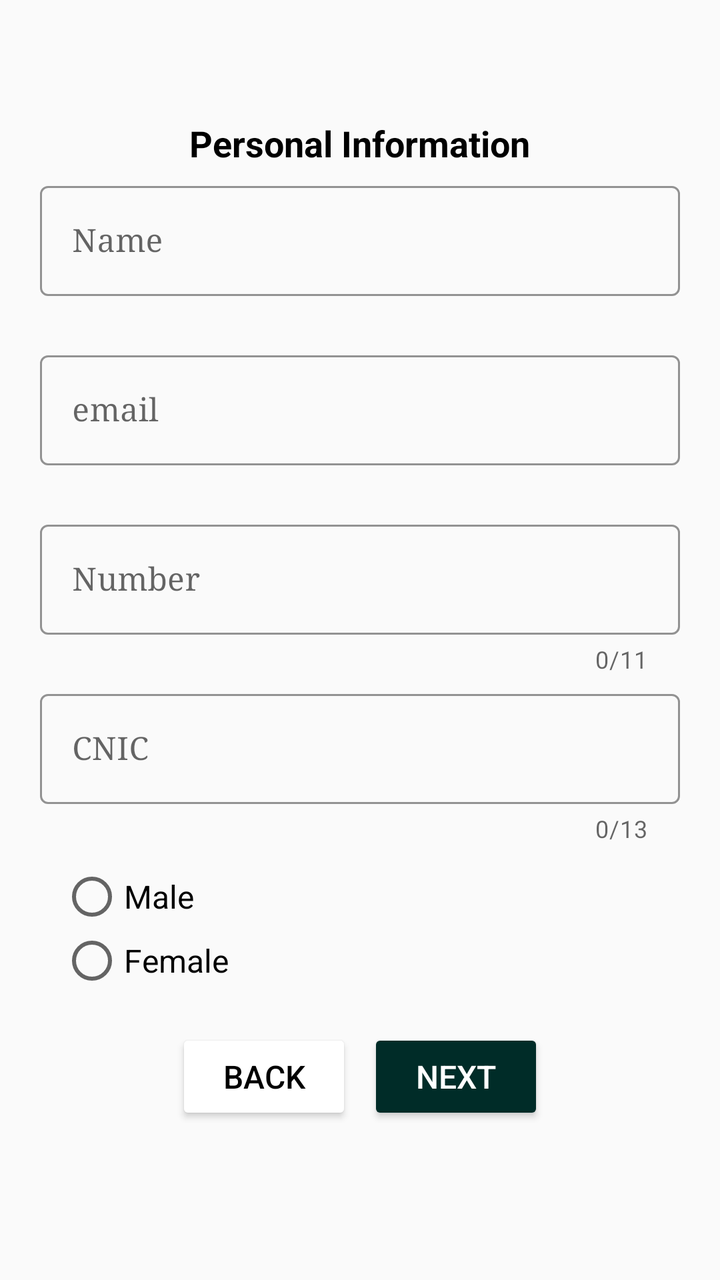
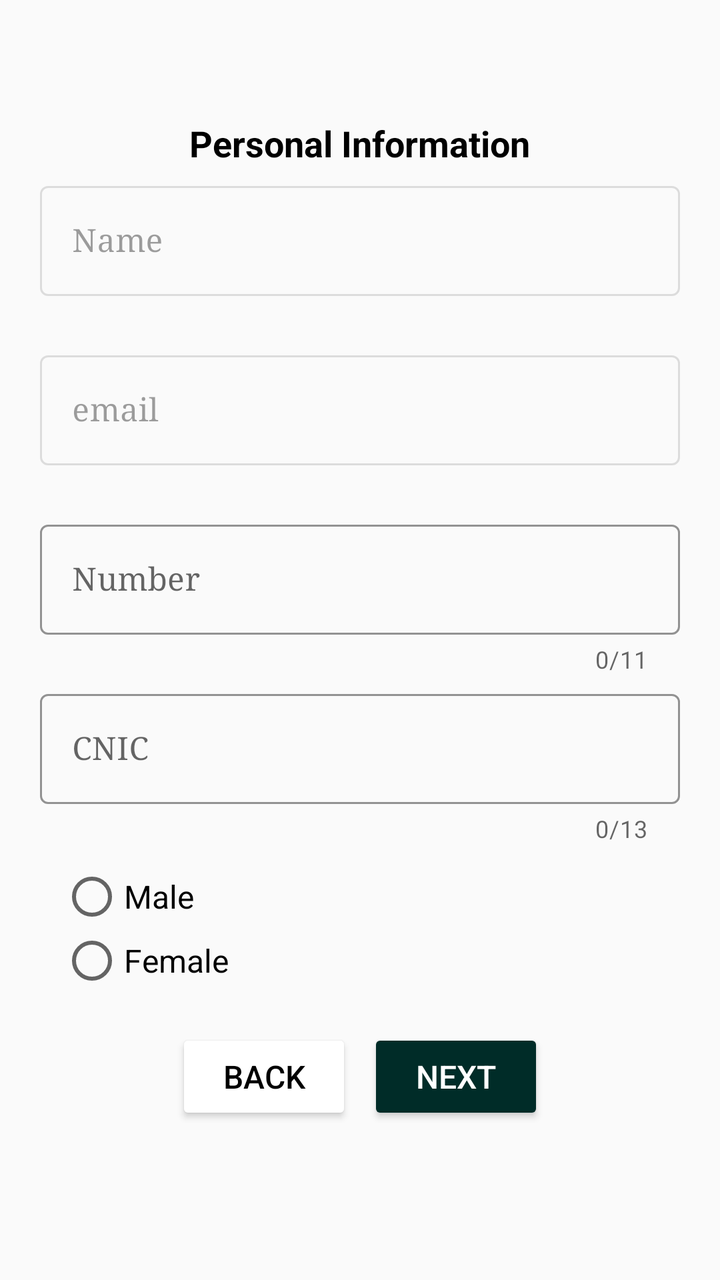

Before-and-after screenshots of an Android layout around one commit, followed by the original layout XML and the change that was made.
<!-- AndroidManifest.xml: application theme Theme.LawAdvat -->
<!-- res/layout/fragment_first.xml -->
<?xml version="1.0" encoding="utf-8"?>
<androidx.appcompat.widget.LinearLayoutCompat xmlns:android="http://schemas.android.com/apk/res/android"
    xmlns:app="http://schemas.android.com/apk/res-auto"
    xmlns:tools="http://schemas.android.com/tools"
    android:layout_width="match_parent"
    android:layout_height="match_parent"
    tools:context=".ui.become.FirstFragment">

    <ScrollView
        android:layout_width="match_parent"
        android:layout_height="match_parent">
        <LinearLayout
            android:layout_width="match_parent"
            android:layout_height="wrap_content"
            android:layout_margin="10dp"
            android:elevation="5dp"
            android:orientation="vertical"
            android:padding="10dp"
            android:layout_gravity="center"
            tools:ignore="MissingConstraints">

            <TextView
                android:layout_width="wrap_content"
                android:layout_height="wrap_content"
                android:layout_gravity="center"
                android:text="Personal Information"
                android:textColor="@color/black"
                android:textSize="18sp"
                android:textStyle="bold" />

            <com.google.android.material.textfield.TextInputLayout
                android:id="@+id/layout_name"
                android:layout_width="match_parent"
                android:layout_height="match_parent"
                android:layout_marginTop="04dp"
                app:errorEnabled="true"
                style="@style/Widget.MaterialComponents.TextInputLayout.OutlinedBox"
                app:hintTextColor="@color/teal_700"
                app:boxStrokeColor="@color/teal_700"
                tools:ignore="UnusedAttribute">

                <com.google.android.material.textfield.TextInputEditText
                    android:id="@+id/item_name"
                    android:layout_width="match_parent"
                    android:layout_height="wrap_content"
                    android:hint="Name"
                    android:inputType="text"
                    tools:ignore="HardcodedText" />
            </com.google.android.material.textfield.TextInputLayout>

            <com.google.android.material.textfield.TextInputLayout
                android:id="@+id/layout_email"
                android:layout_width="match_parent"
                android:layout_height="match_parent"
                android:layout_marginTop="04dp"
                app:errorEnabled="true"
                style="@style/Widget.MaterialComponents.TextInputLayout.OutlinedBox"
                app:hintTextColor="@color/teal_700"
                app:boxStrokeColor="@color/teal_700"
                tools:ignore="UnusedAttribute">

                <com.google.android.material.textfield.TextInputEditText
                    android:id="@+id/item_email"
                    android:layout_width="match_parent"
                    android:layout_height="wrap_content"
                    android:hint="email"
                    android:inputType="text" />
            </com.google.android.material.textfield.TextInputLayout>

            <com.google.android.material.textfield.TextInputLayout
                android:id="@+id/layout_number"
                android:layout_width="match_parent"
                android:layout_height="match_parent"
                android:layout_marginTop="04dp"
                app:counterEnabled="true"
                app:counterMaxLength="11"
                app:errorEnabled="true"
                style="@style/Widget.MaterialComponents.TextInputLayout.OutlinedBox"
                app:hintTextColor="@color/teal_700"
                app:boxStrokeColor="@color/teal_700"
                tools:ignore="UnusedAttribute">

                <com.google.android.material.textfield.TextInputEditText
                    android:id="@+id/item_number"
                    android:layout_width="match_parent"
                    android:layout_height="wrap_content"
                    android:hint="Number"
                    android:inputType="numberDecimal" />
            </com.google.android.material.textfield.TextInputLayout>

            <com.google.android.material.textfield.TextInputLayout
                android:id="@+id/cnic_layout"
                android:layout_width="match_parent"
                android:layout_height="match_parent"
                android:layout_marginTop="04dp"
                app:counterEnabled="true"
                app:counterMaxLength="13"
                app:errorEnabled="true"
                style="@style/Widget.MaterialComponents.TextInputLayout.OutlinedBox"
                app:hintTextColor="@color/teal_700"
                app:boxStrokeColor="@color/teal_700"
                tools:ignore="UnusedAttribute">

                <com.google.android.material.textfield.TextInputEditText
                    android:id="@+id/item_cnic"
                    android:layout_width="match_parent"
                    android:layout_height="wrap_content"
                    android:hint="CNIC"
                    android:inputType="numberDecimal" />
            </com.google.android.material.textfield.TextInputLayout>

            <RadioGroup
                android:id="@+id/radio_group"
                android:layout_width="wrap_content"
                android:layout_height="wrap_content"
                android:padding="10dp">

                <RadioButton
                    android:id="@+id/male"
                    android:layout_width="wrap_content"
                    android:layout_height="wrap_content"
                    android:text="Male" />

                <RadioButton
                    android:id="@+id/female"
                    android:layout_width="wrap_content"
                    android:layout_height="wrap_content"
                    android:text="Female"
                    />

            </RadioGroup>

            <LinearLayout
                android:layout_width="wrap_content"
                android:layout_height="wrap_content"
                android:layout_gravity="center"
                android:padding="08dp"
                android:orientation="horizontal">

                <Button
                    android:id="@+id/back_btn"
                    android:layout_width="wrap_content"
                    android:layout_height="wrap_content"
                    android:layout_marginEnd="04dp"
                    android:layout_marginBottom="10dp"
                    android:backgroundTint="@color/white"
                    android:shadowColor="@color/black"
                    android:text="Back"
                    android:textColor="@color/black" />
                <Button
                    android:id="@+id/save_btn"
                    android:layout_marginStart="04dp"
                    android:layout_width="wrap_content"
                    android:layout_height="wrap_content"
                    android:layout_marginBottom="10dp"
                    android:backgroundTint="#002C28"
                    android:text="Next"
                    android:textColor="@color/white"
                     />
            </LinearLayout>
        </LinearLayout>
    </ScrollView>
</androidx.appcompat.widget.LinearLayoutCompat>
<!-- resources referenced by this layout -->
<resources>
  <color name="black">#FF000000</color>
  <color name="teal_700">#FF018786</color>
  <color name="white">#FFFFFFFF</color>
  <style name="Theme.LawAdvat" parent="Theme.MaterialComponents.DayNight.DarkActionBar.Bridge">
          
          <item name="colorPrimary">@color/white</item>
          <item name="colorPrimaryVariant">#FFFFFF</item>
          <item name="colorOnPrimary">#009688</item>
          
          <item name="colorSecondary">@color/teal_200</item>
          <item name="colorSecondaryVariant">@color/teal_700</item>
          <item name="colorOnSecondary">#FFFFFF</item>
          
          <item name="android:statusBarColor">#FFFFFF</item>
          
          <item name="titleTextColor">@color/black</item>
          <item name="fontFamily">serif</item>
          <item name="android:textSize">16sp</item>
      </style>
  <color name="teal_200">#FF03DAC5</color>
</resources>

<!-- the commit's change to res/layout/fragment_first.xml (unified diff, before → after) -->
@@ -34,6 +34,7 @@
                 android:layout_height="match_parent"
                 android:layout_marginTop="04dp"
                 app:errorEnabled="true"
+                android:enabled="false"
                 style="@style/Widget.MaterialComponents.TextInputLayout.OutlinedBox"
                 app:hintTextColor="@color/teal_700"
                 app:boxStrokeColor="@color/teal_700"
@@ -44,6 +45,7 @@
                     android:layout_width="match_parent"
                     android:layout_height="wrap_content"
                     android:hint="Name"
+                    android:enabled="false"
                     android:inputType="text"
                     tools:ignore="HardcodedText" />
             </com.google.android.material.textfield.TextInputLayout>
@@ -54,6 +56,7 @@
                 android:layout_height="match_parent"
                 android:layout_marginTop="04dp"
                 app:errorEnabled="true"
+                android:enabled="false"
                 style="@style/Widget.MaterialComponents.TextInputLayout.OutlinedBox"
                 app:hintTextColor="@color/teal_700"
                 app:boxStrokeColor="@color/teal_700"
@@ -64,6 +67,7 @@
                     android:layout_width="match_parent"
                     android:layout_height="wrap_content"
                     android:hint="email"
+                    android:enabled="false"
                     android:inputType="text" />
             </com.google.android.material.textfield.TextInputLayout>
 
